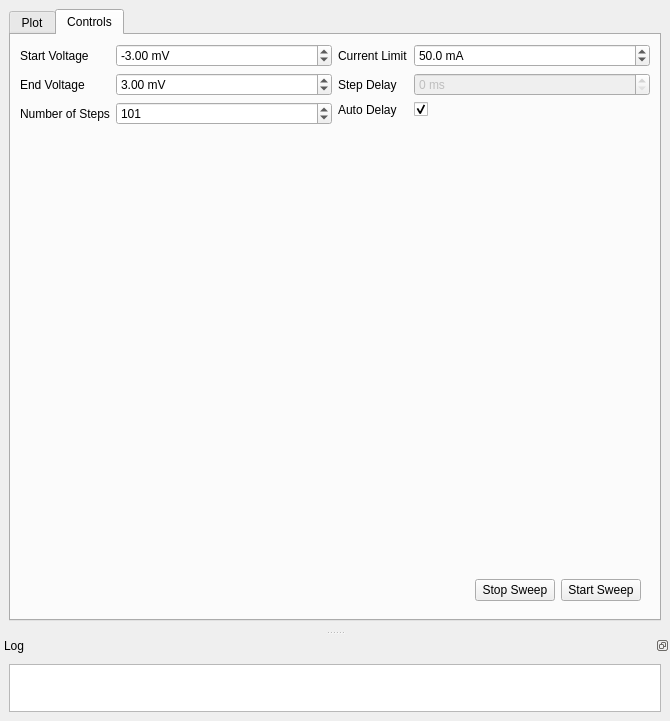
Above: userInterface.ui from AFMD/rs-tool before the change. Below: the same form after it.
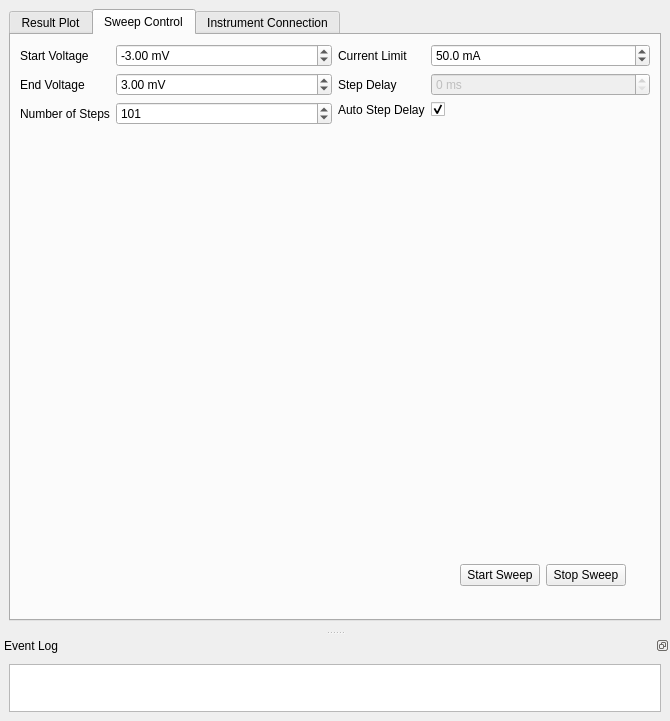
That is the form after the change.

Commit message: Made event log awesome, fixed error calculation, plus a whole lot more!

The edit to the form file:
```diff
--- a/userInterface.ui
+++ b/userInterface.ui
@@ -37,7 +37,7 @@
       </property>
       <widget class="QWidget" name="tab">
        <attribute name="title">
-        <string>Plot</string>
+        <string>Result Plot</string>
        </attribute>
        <layout class="QGridLayout" name="gridLayout_3">
         <item row="0" column="0">
@@ -47,7 +47,7 @@
       </widget>
       <widget class="QWidget" name="tab_2">
        <attribute name="title">
-        <string>Controls</string>
+        <string>Sweep Control</string>
        </attribute>
        <layout class="QGridLayout" name="gridLayout_16">
         <item row="0" column="0">
@@ -170,7 +170,7 @@
             <item row="2" column="0">
              <widget class="QLabel" name="autoDelayLabel">
               <property name="text">
-               <string>Auto Delay</string>
+               <string>Auto Step Delay</string>
               </property>
              </widget>
             </item>
@@ -185,7 +185,7 @@
           </item>
          </layout>
         </item>
-        <item row="1" column="0">
+        <item row="1" column="0" alignment="Qt::AlignRight|Qt::AlignBottom">
          <widget class="QWidget" name="widget" native="true">
           <property name="sizePolicy">
            <sizepolicy hsizetype="Expanding" vsizetype="Expanding">
@@ -195,12 +195,27 @@
           </property>
           <layout class="QHBoxLayout" name="horizontalLayout">
            <item>
-            <widget class="QWidget" name="widget_2" native="true"/>
-           </item>
-           <item>
-            <widget class="QWidget" name="widget_3" native="true"/>
-           </item>
-           <item alignment="Qt::AlignBottom">
+            <widget class="QWidget" name="widget_5" native="true">
+             <property name="sizePolicy">
+              <sizepolicy hsizetype="Fixed" vsizetype="Fixed">
+               <horstretch>0</horstretch>
+               <verstretch>0</verstretch>
+              </sizepolicy>
+             </property>
+             <layout class="QGridLayout" name="gridLayout_4">
+              <property name="leftMargin">
+               <number>0</number>
+              </property>
+              <property name="topMargin">
+               <number>0</number>
+              </property>
+              <property name="rightMargin">
+               <number>15</number>
+              </property>
+              <property name="bottomMargin">
+               <number>15</number>
+              </property>
+              <item row="1" column="1">
             <widget class="QPushButton" name="pushButton_2">
              <property name="sizePolicy">
               <sizepolicy hsizetype="Fixed" vsizetype="Fixed">
@@ -213,7 +228,7 @@
              </property>
             </widget>
            </item>
-           <item alignment="Qt::AlignBottom">
+              <item row="1" column="0">
             <widget class="QPushButton" name="pushButton">
              <property name="sizePolicy">
               <sizepolicy hsizetype="Fixed" vsizetype="Fixed">
@@ -231,6 +246,14 @@
         </item>
        </layout>
       </widget>
+        </item>
+       </layout>
+      </widget>
+      <widget class="QWidget" name="tab_3">
+       <attribute name="title">
+        <string>Instrument Connection</string>
+       </attribute>
+      </widget>
      </widget>
     </item>
    </layout>
@@ -254,7 +277,7 @@
    </property>
    <property name="minimumSize">
     <size>
-     <width>93</width>
+     <width>95</width>
      <height>85</height>
     </size>
    </property>
@@ -265,7 +288,7 @@
     <set>Qt::BottomDockWidgetArea</set>
    </property>
    <property name="windowTitle">
-    <string>Log</string>
+    <string>Event Log</string>
    </property>
    <attribute name="dockWidgetArea">
     <number>8</number>
```
Left out of the diff: 13 changed lines with no effect on the pictures. Lines whose indentation alone changed are shown as unchanged. The commit also changes 1 other file.
